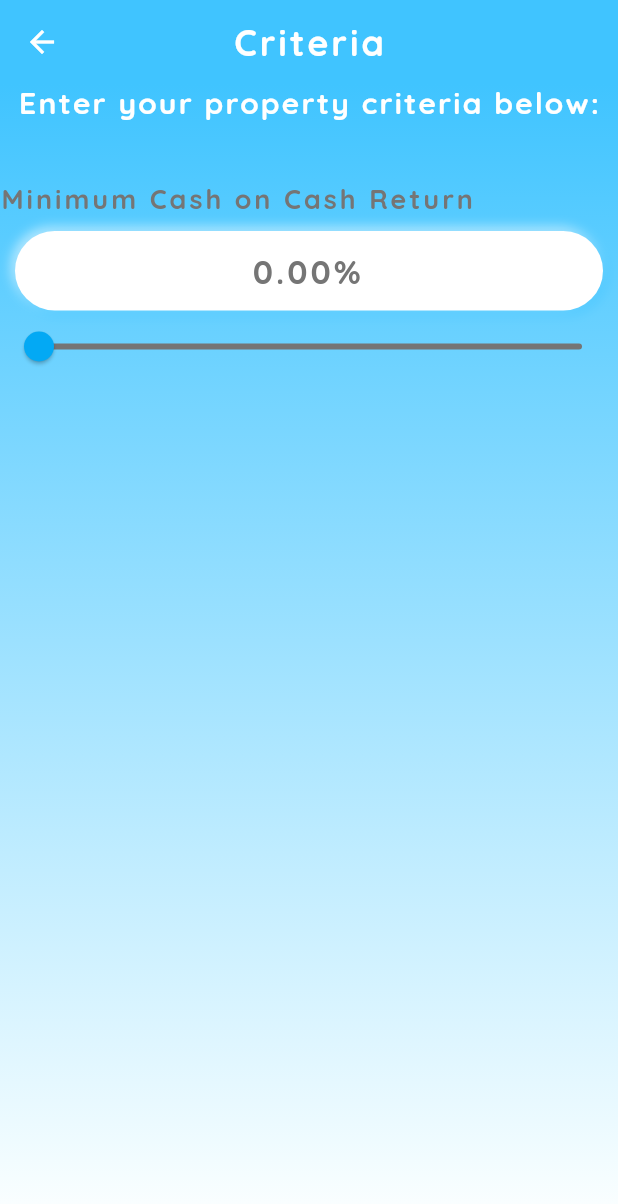
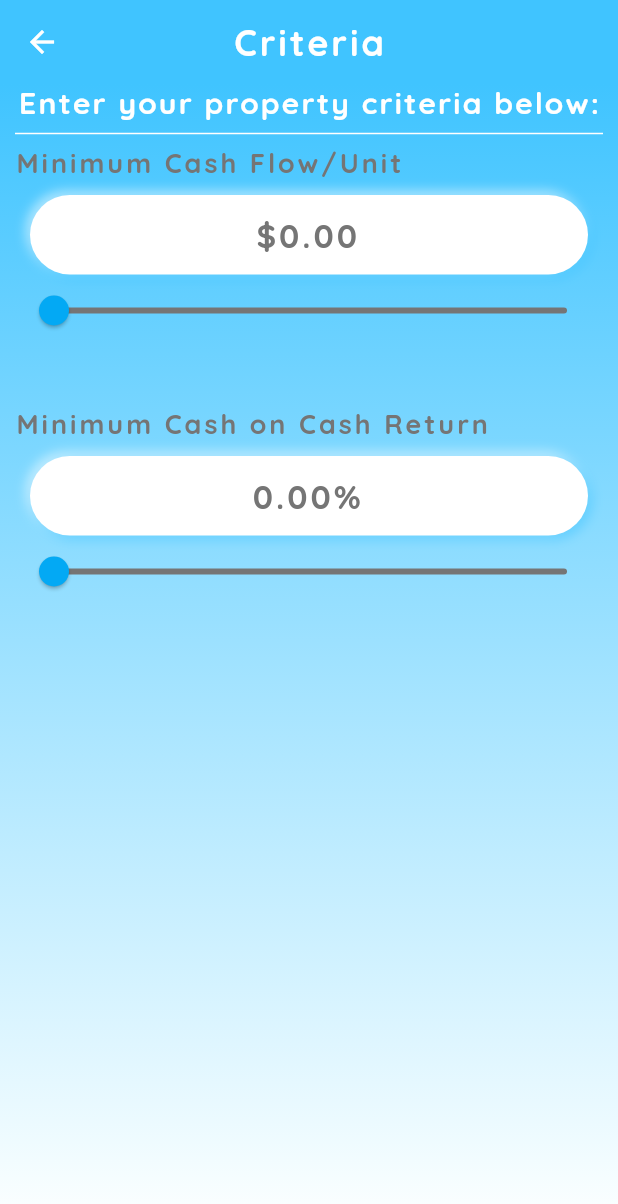
Before and after one commit to calebrider/rental-property-calculator, a Flutter app: the CriteriaPage screen opened directly, on a phone screen of 412 x 824 dp. Shown: the top 1204 px of the screen. Run offline on Flutter 3.47's test engine with Material 2 defaults, Android fonts, the phone set to English and light mode, and no system bars; drawn by our look-alikes of flutter_neumorphic; our stand-ins replace flutter_masked_text; project files that could hold a hidden picture were left out.

Commit message:
Added entry to criteria page

```diff
--- a/lib/pages/criteria_page.dart
+++ b/lib/pages/criteria_page.dart
@@ -1,3 +1,4 @@
+import 'package:flutter/cupertino.dart';
 import 'package:flutter/material.dart';
 import 'package:real_estate_app/pages/tab_navigation.dart';
 import 'package:flutter/services.dart';
@@ -17,6 +18,11 @@ class CriteriaPage extends StatefulWidget {
 }
 
 class _CriteriaPageState extends State<CriteriaPage> {
+
+  var cashFlowCriteriaController = MoneyMaskedTextController(
+      decimalSeparator: '.', thousandSeparator: ',', leftSymbol: '\$');
+  var _cashFlowCriteria;
+  double cashFlowCriteriaSliderValue = 0;
 
   var cashOnCashCriteriaController = MoneyMaskedTextController(
       decimalSeparator: '.', thousandSeparator: ',', rightSymbol: '%');
@@ -43,7 +49,7 @@ class _CriteriaPageState extends State<CriteriaPage> {
         centerTitle: true,
         backgroundColor: Colors.lightBlueAccent,
       ),
-      body: Container(
+      body: Container(padding: EdgeInsets.fromLTRB(10.0, 0.0, 10.0, 0.0),
         //color: Colors.white,
         decoration: BoxDecoration(
           gradient: LinearGradient(
@@ -72,7 +78,50 @@ class _CriteriaPageState extends State<CriteriaPage> {
                 ),
               ],
             ),
-            Padding(padding: EdgeInsets.all(20.0),),
+            Divider(
+              color: Colors.white,
+              thickness: 1.0,
+            ),
+            Container(
+              alignment: Alignment.bottomLeft,
+              child: Text('Minimum Cash Flow/Unit',
+                style: inputLabelStyle,
+              ),
+            ),
+            Neumorphic(margin: EdgeInsets.fromLTRB(10.0, 10.0, 10.0, 0.0),
+              style: neumorphicTextFieldStyle,
+              child: TextField(
+                  style: textInputStyle,
+                  textAlign: TextAlign.center,
+                  textAlignVertical: TextAlignVertical.bottom,
+                  controller: cashFlowCriteriaController,
+                  keyboardType: TextInputType.number,
+                  inputFormatters: <TextInputFormatter>[
+                    FilteringTextInputFormatter.digitsOnly
+                  ],
+                  decoration: textInputDecoration
+              ),
+            ),
+            Slider(
+              value: cashFlowCriteriaSliderValue,
+              min: 0,
+              max: 1000,
+              divisions: 100,
+              activeColor: Colors.lightBlue,
+              inactiveColor: Colors.grey[600],
+              //label: downPaymentSliderValue.round().toString(),
+
+              //onChanged: (downPaymentSliderValue) => setState(() => this.downPaymentSliderValue = downPaymentSliderValue),
+              //onChangeEnd: (downPaymentSliderValue) => setState(() => downPaymentController.text = downPaymentSliderValue.toString()),
+              onChanged: (double purchasePriceSliderValue) {
+                setState(() {
+                  this.cashFlowCriteriaSliderValue = purchasePriceSliderValue;
+                  cashFlowCriteriaController.text = (purchasePriceSliderValue*10).toString();
+                });
+              },
+
+            ),
+            Padding(padding: EdgeInsets.all(20.0)),
             Container(
               alignment: Alignment.bottomLeft,
               child: Text('Minimum Cash on Cash Return',
@@ -96,7 +145,7 @@ class _CriteriaPageState extends State<CriteriaPage> {
             Slider(
               value: cashOnCashCriteriaSliderValue,
               min: 0,
-              max: 1000000,
+              max: 100,
               divisions: 100,
               activeColor: Colors.lightBlue,
               inactiveColor: Colors.grey[600],
@@ -112,7 +161,7 @@ class _CriteriaPageState extends State<CriteriaPage> {
               },
 
             ),
-            Padding(padding: EdgeInsets.all(10.0)),
+            Padding(padding: EdgeInsets.all(20.0)),
           ],
         ),
       ),
--- a/lib/pages/login_page.dart
+++ b/lib/pages/login_page.dart
@@ -211,6 +211,7 @@ class _LoginState extends State<LoginPage> {
                   backgroundColor: MaterialStateProperty.all(Colors.lightBlue),
                   elevation: MaterialStateProperty.all(5.0),
                 ),
+                child: Container(
                   child: Text('Login',
                     style: TextStyle(
                       color: Colors.white,
@@ -218,6 +219,7 @@ class _LoginState extends State<LoginPage> {
                       letterSpacing: 2.0,
                       fontSize: 22.0,
 
+                    ),
                   ),
                 ),
 
--- a/lib/pages/tab_navigation.dart
+++ b/lib/pages/tab_navigation.dart
@@ -12,7 +12,7 @@ class TabNavigationPage extends StatefulWidget {
 }
 
 class _TabNavigationState extends State<TabNavigationPage> {
-  static int _selectedPage = 1;
+  static int _selectedPage = 2;
   final _pageOptions = [
     LoginPage(),
     CriteriaPage(),
```
Lines whose indentation alone changed are shown as unchanged.
